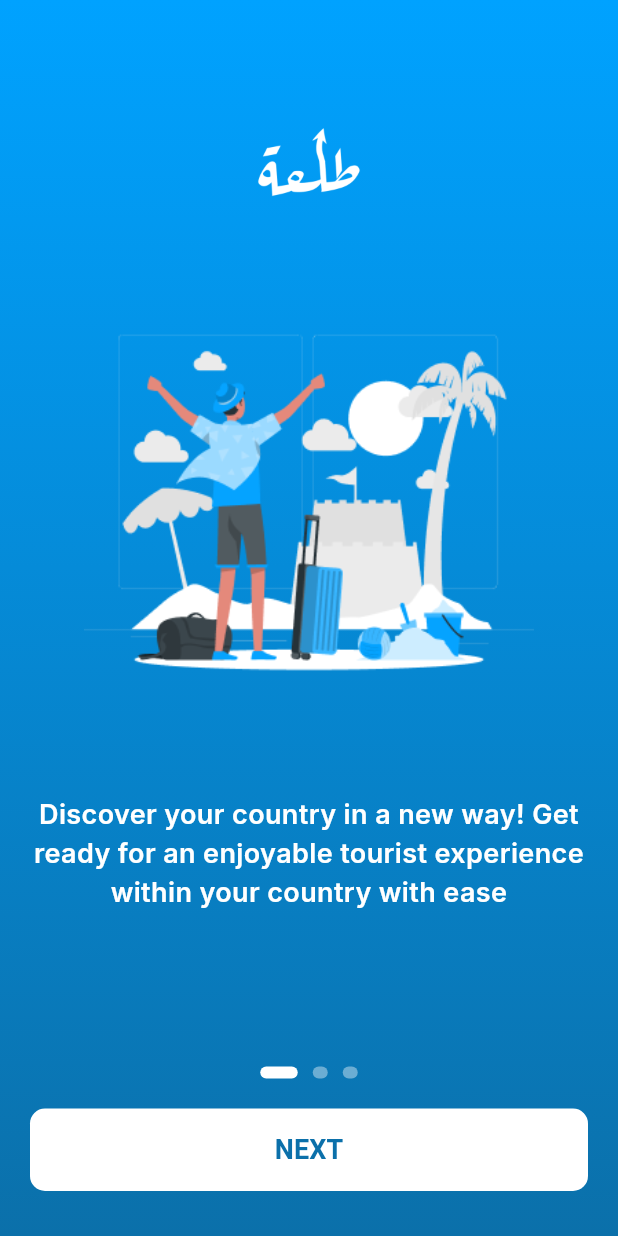
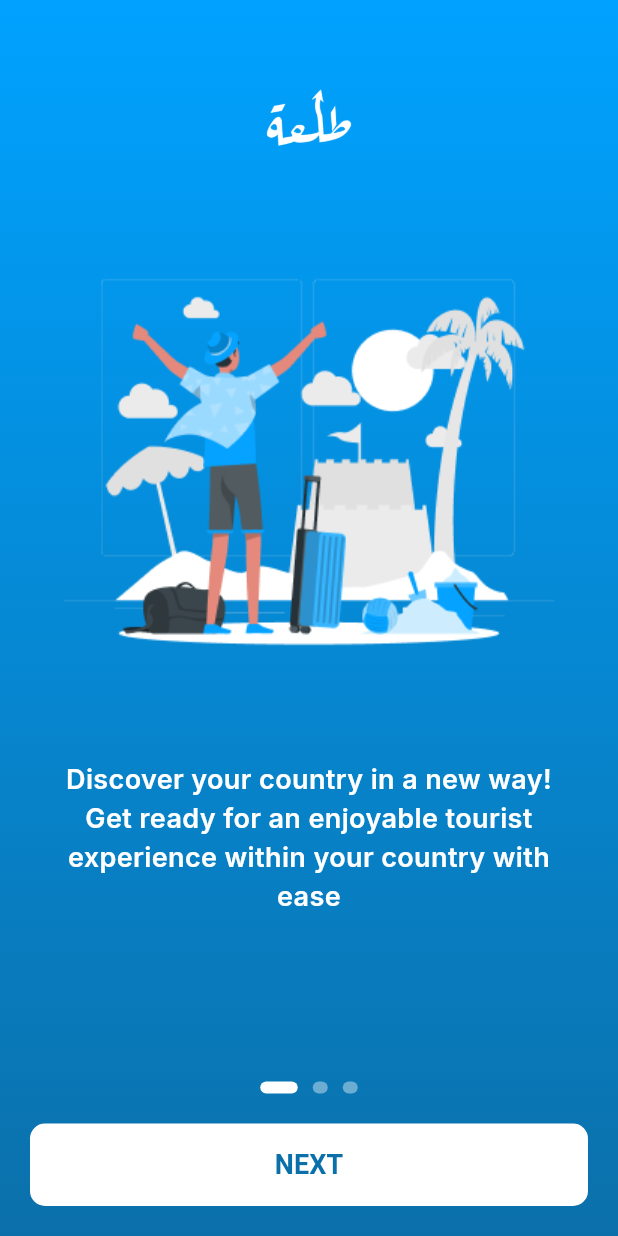
Before and after one commit to WalidAhmed89/Tal3a, a Flutter app: the screen it shows after launch, on a phone screen of 412 x 824 dp. Run offline on Flutter 3.47's test engine with Material 3 defaults, Android fonts, the phone set to English and light mode, and no system bars; our stand-ins replace google_fonts.

Commit message:
by mohaned

```diff
--- a/lib/First_Screen/SplashScreen.dart
+++ b/lib/First_Screen/SplashScreen.dart
@@ -16,7 +16,7 @@ class _SplashScreenState extends State<SplashScreen> {
 
     // الانتقال للصفحة التالية بعد 3 ثواني
     Timer(
-      const Duration(milliseconds: 3000),
+      const Duration(milliseconds: 4000),
           () {
         if (mounted) {
           Navigator.pushReplacement(
@@ -59,7 +59,7 @@ class _SplashScreenState extends State<SplashScreen> {
 
               // ============ LOADING INDICATOR ============
               const CircularProgressIndicator(
-                color: Colors.white,
+                color: Colors.black,
                 strokeWidth: 3,
               ),
             ],
--- a/lib/First_Screen/onBoardScreen.dart
+++ b/lib/First_Screen/onBoardScreen.dart
@@ -50,21 +50,20 @@ class _OnBoardScreenState extends State<OnBoardScreen> {
         ),
 
         // PAGE CONTENT
+        child: SafeArea(
           child: Column(
             children: [
-            const SizedBox(height: 50),
-
+              const SizedBox(height: 30),
 
               SizedBox(
-              height: 120,
+                height: 100,
                 child: Image.asset(
-                "assets/Tal3a.png", // ← لوجو التطبيق
+                  "assets/Tal3a.png",
                   fit: BoxFit.contain,
                 ),
               ),
 
               const SizedBox(height: 20),
-
 
               Expanded(
                 child: PageView.builder(
@@ -78,19 +77,18 @@ class _OnBoardScreenState extends State<OnBoardScreen> {
                   itemBuilder: (context, index) {
                     return Column(
                       children: [
-
-                      SizedBox(
-                        height: 300,
+                        Flexible(
                           child: Image.asset(
                             pages[index]["image"]!,
                             fit: BoxFit.contain,
                           ),
                         ),
 
-                      const SizedBox(height: 40),
+                        const SizedBox(height: 30),
 
-
-                      Text(
+                        Padding(
+                          padding: const EdgeInsets.symmetric(horizontal: 10),
+                          child: Text(
                             pages[index]["text"]!,
                             textAlign: TextAlign.center,
                             style: GoogleFonts.inter(
@@ -99,14 +97,14 @@ class _OnBoardScreenState extends State<OnBoardScreen> {
                               fontSize: 18,
                             ),
                           ),
+                        ),
 
-                      const SizedBox(height: 50),
+                        const SizedBox(height: 30),
                       ],
                     );
                   },
                 ),
               ),
-
 
               Row(
                 mainAxisAlignment: MainAxisAlignment.center,
@@ -166,8 +164,9 @@ class _OnBoardScreenState extends State<OnBoardScreen> {
                 ),
               ),
 
-            const SizedBox(height: 30),
+              const SizedBox(height: 20),
             ],
+          ),
         ),
       ),
     );
```
Also changed, not shown: lib/sconedscreens/forgetpassword.dart (+112 -5 lines), 1 other file. Lines whose indentation alone changed are shown as unchanged.
